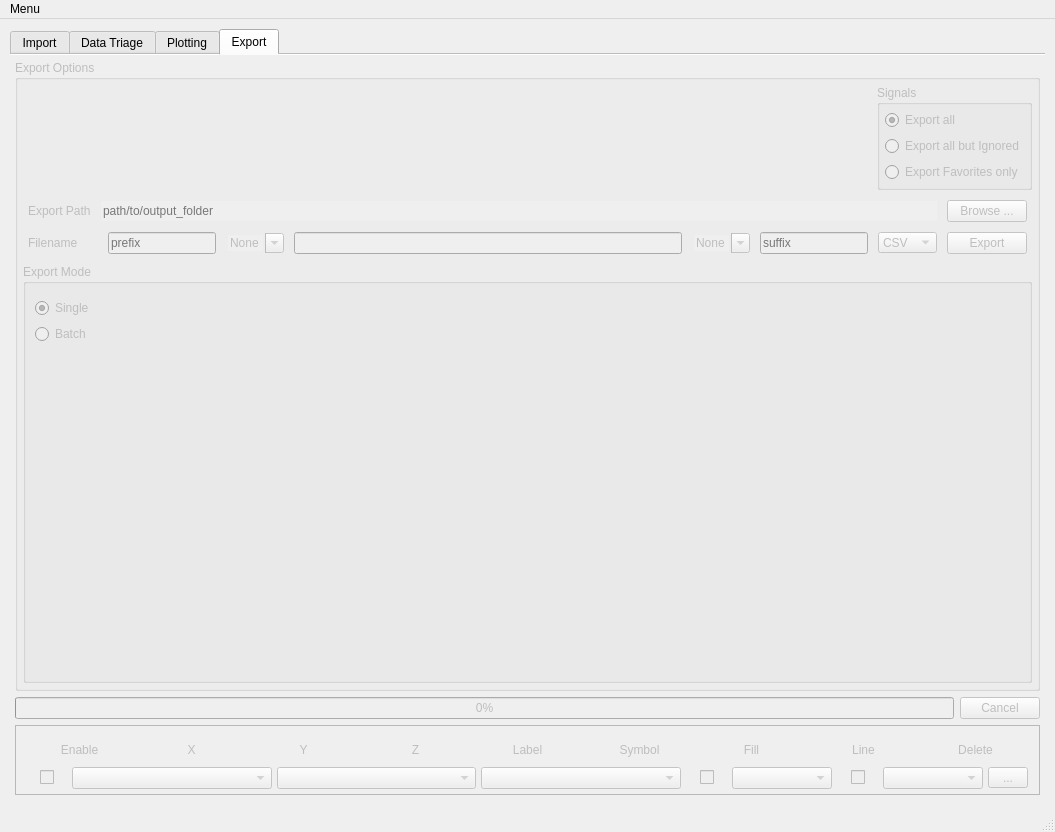
Above: colliderscope.ui from kevinanewman/colliderscope2024 before the change. Below: the same form after it.
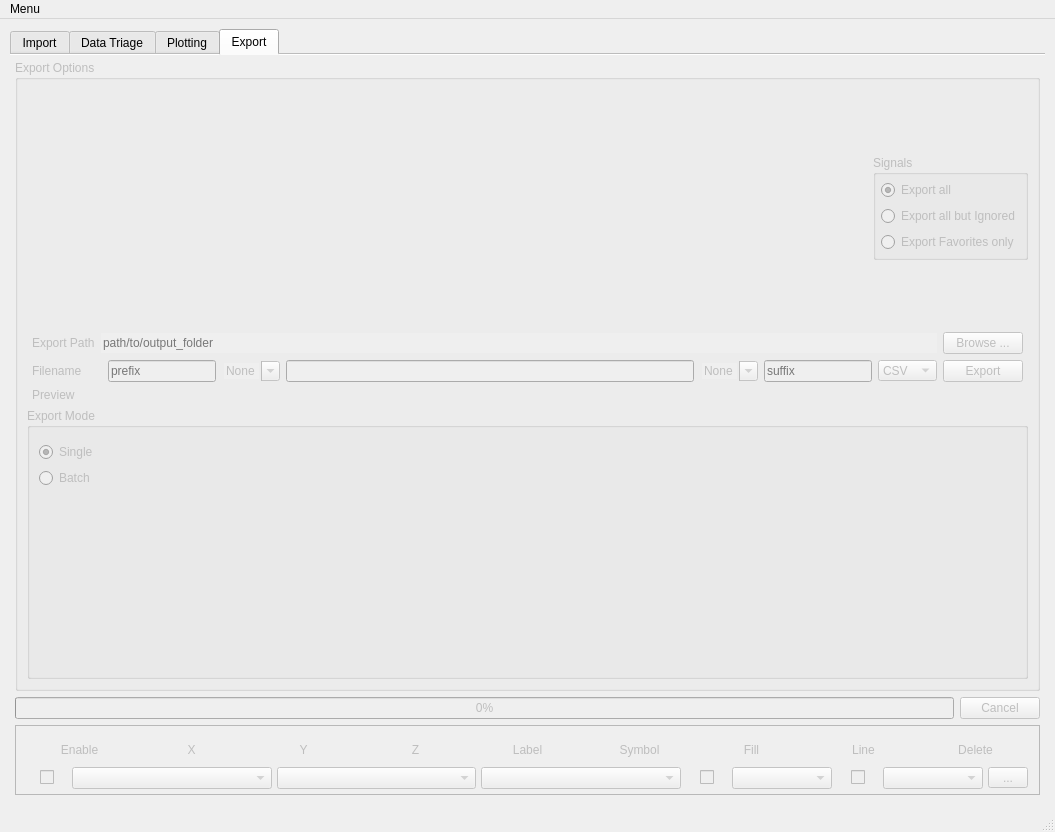
That is the form after the change. The open tabs and pages were chosen to show the change. Icons and pictures are not drawn. Custom widgets are drawn as their Qt base class.

Commit message: add export filename preview move some stuff out of repo for now

```diff
--- a/colliderscope.ui
+++ b/colliderscope.ui
@@ -2228,22 +2228,7 @@
           <property name="title">
            <string>Export Options</string>
           </property>
-          <layout class="QVBoxLayout" name="verticalLayout_25" stretch="0,0,0,1">
-           <property name="spacing">
-            <number>10</number>
-           </property>
-           <property name="leftMargin">
-            <number>5</number>
-           </property>
-           <property name="topMargin">
-            <number>5</number>
-           </property>
-           <property name="rightMargin">
-            <number>5</number>
-           </property>
-           <property name="bottomMargin">
-            <number>5</number>
-           </property>
+          <layout class="QVBoxLayout" name="verticalLayout_25">
            <item>
             <layout class="QHBoxLayout" name="horizontalLayout_11">
              <property name="spacing">
@@ -2609,6 +2594,41 @@
              </item>
             </layout>
            </item>
+           <item>
+            <layout class="QHBoxLayout" name="horizontalLayout_22" stretch="0,1">
+             <property name="leftMargin">
+              <number>5</number>
+             </property>
+             <property name="rightMargin">
+              <number>5</number>
+             </property>
+             <item>
+              <widget class="QLabel" name="label_16">
+               <property name="minimumSize">
+                <size>
+                 <width>70</width>
+                 <height>0</height>
+                </size>
+               </property>
+               <property name="text">
+                <string>Preview</string>
+               </property>
+              </widget>
+             </item>
+             <item>
+              <widget class="QLabel" name="export_filename_preview_label">
+               <property name="font">
+                <font>
+                 <family>Courier New</family>
+                </font>
+               </property>
+               <property name="text">
+                <string/>
+               </property>
+              </widget>
+             </item>
+            </layout>
+           </item>
            <item>
             <widget class="QGroupBox" name="export_mode_groupBox">
              <property name="enabled">
```
Left out of the diff: 115 changed lines with no effect on the pictures. The commit also changes 4 other files.
